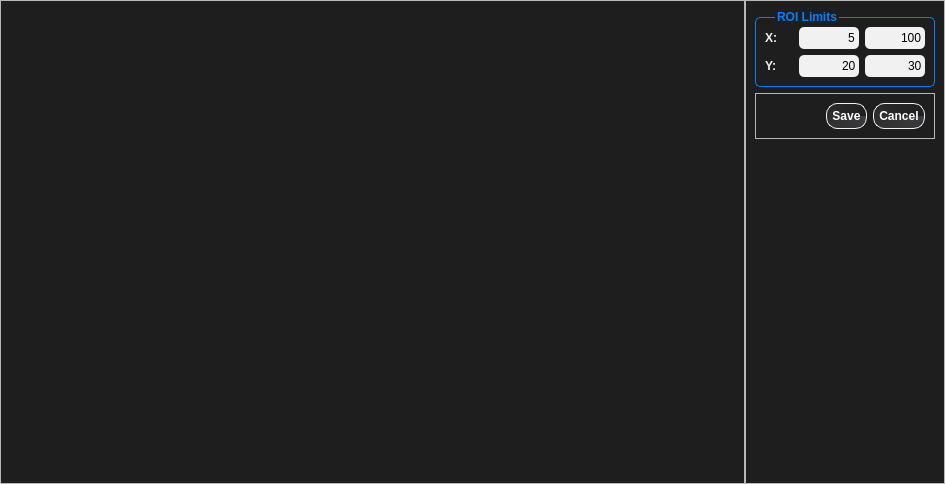
First picture: the form in T-Rax/UIFiles/T_Rax_ROI_Diamond_Selector.ui, repository CPrescher/T-rax, before the edit.
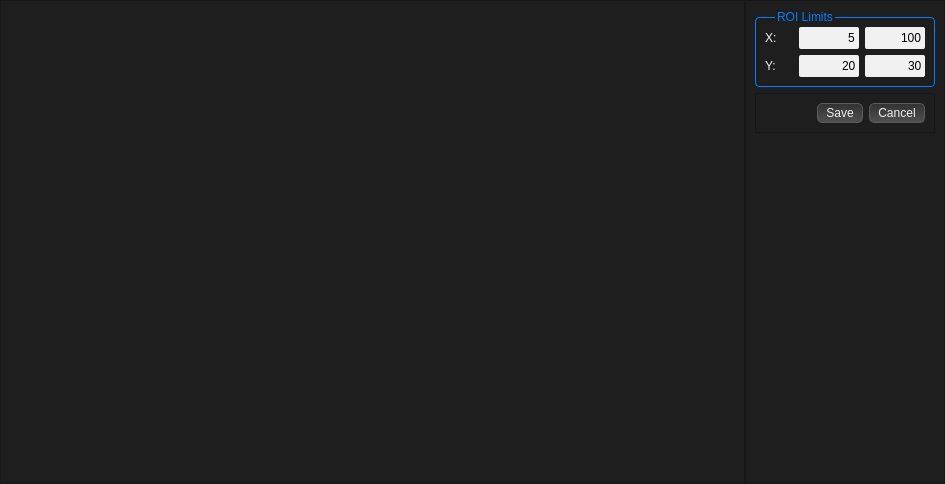
Second picture: the form after the edit.

Commit message: updated the GUI completely to look more like Dioptas. However still remaining the darker background color...

The edit to the form file:
```diff
--- a/T-Rax/UIFiles/T_Rax_ROI_Diamond_Selector.ui
+++ b/T-Rax/UIFiles/T_Rax_ROI_Diamond_Selector.ui
@@ -14,52 +14,66 @@
    <string>Form</string>
   </property>
   <property name="styleSheet">
-   <string notr="true">#roi_selector_diamond_widget{
-	background: #1E1E1E;	
-}
+   <string notr="true">QWidget{  
+     background: rgba(30, 30, 30, 255);      
+     color: #F1F1F1; 
+    font-size: 12px;
+ }  
 
-QLabel ,QGroupBox{
-	color: #F1F1F1;
-	font-weight: bold;
-}
+QGroupBox {  
+     border: 1px solid #ADADAD;  
+     border-radius: 4px;  
+     margin-top: 7px;  
+     padding: 0px  
+ }  
 
-QLineEdit{
-	border-radius:5px;
-	background: #F1F1F1;
-	color: black;
+QPushButton{  
+     color: #F1F1F1;
+     background: qlineargradient(spread:pad, x1:0, y1:0, x2:0, y2:1, stop:0 #323232, stop:1 #505050);
+     border: 1px solid #5B5B5B;
+     border-radius: 5px; 
+     padding-left: 8px;
+height: 18px;
+    padding-right: 8px;   
+ }  
+QPushButton:pressed{
+        margin-top: 2,px;
+        margin-left: 2px;   
 }
-
-QPushButton{
-	color:white;
-	border-color: black;
-	border: 1px solid #F1F1F1;
-	border-radius: 11px;
-	font-weight: bold;
-	padding: 5px;
-	background:qconicalgradient(cx:0.5, cy:0.5, angle:0, stop:0 rgba(30, 30, 30, 255), stop:1 rgba(60, 60, 64, 255))
+QPushButton::disabled{
 }
 
-QPushButton::hover{
-    border:1px solid #fff;
-	margin: 0.5px;
-}
+QPushButton::hover{  
+     border:1px solid #ADADAD; 
+ }  
+ 
 
-QPushPutton::pressed{
-   border:1px solid #fff;
-	margin: 2px;
+QPushButton::checked{
+    background: qlineargradient(
+        x1: 0, y1: 1, 
+        x2: 0, y2: 0,
+        stop: 0 #727272, 
+        stop: 1 #444444
+    );
+     border:1px solid  rgb(255, 120,00);
 }
 
-QGroupBox {
-	border: 1px solid #F1F1F1;
-	border-radius: 5px;
-	margin-top: 7px;
-	padding: 0px
+QPushButton::focus {
+    outline: None;
 }
-QGroupBox::title {
-     subcontrol-origin: margin;
-     left: 20px;
-}
 
+ QGroupBox::title {  
+      subcontrol-origin: margin;  
+      left: 20px  
+  }
+
+
+ QLineEdit  {  
+     border-radius: 2px;  
+     background: #F1F1F1;  
+     color: black;  
+    height: 18 px;
+ }  
 #roi_box{
 	color: rgba(0, 127, 255, 255);
 	border: 1px solid rgba(0, 127, 255, 255);
```
The commit also changes 18 other files.
